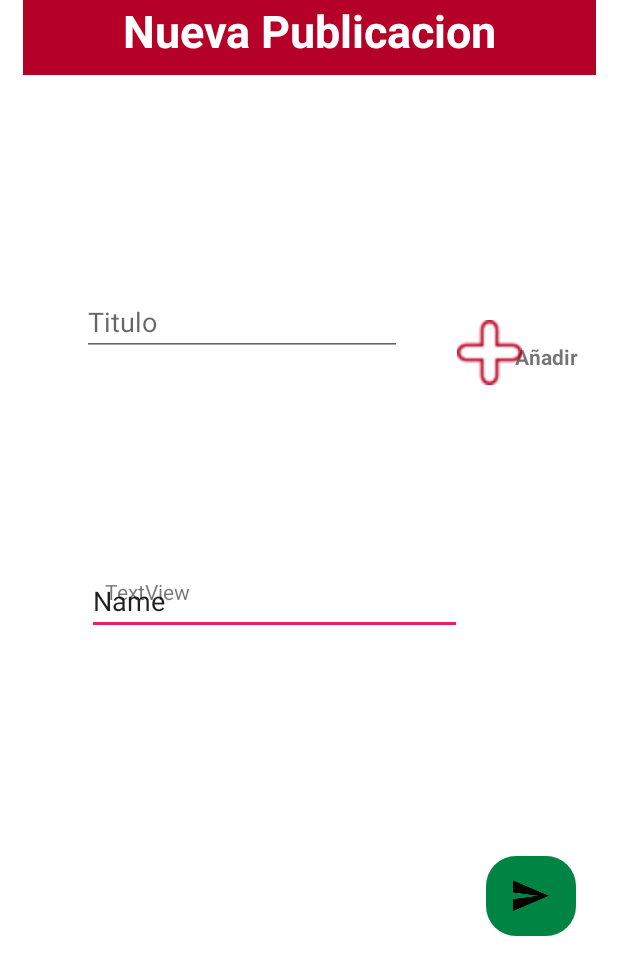
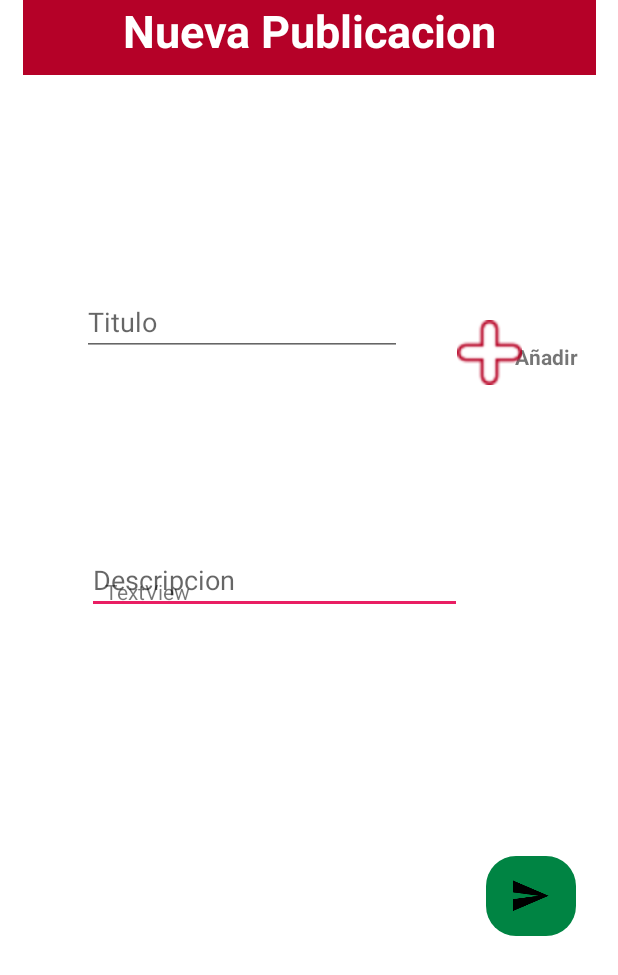
Before and after one commit to nelagalvez1984/AppIncarlopsa, an Android app: the layout activity_vcrear_nueva_publicacion.xml on its own in the app's theme, with its tools: preview values and no code run, on a phone screen of 412 x 824 dp. Shown: the top 975 px of the screen. Run offline under Robolectric (Android 15) with nearby library versions, the light colour scheme and no system bars.

Commit message:
crear nueva publicacion provisional

```diff
--- a/app/src/main/res/layout/activity_vcrear_nueva_publicacion.xml
+++ b/app/src/main/res/layout/activity_vcrear_nueva_publicacion.xml
@@ -32,14 +32,14 @@
         android:layout_marginStart="8dp"
         android:layout_marginTop="360dp"
         android:ems="10"
+        android:hint="Descripcion"
         android:inputType="textPersonName"
-        android:text="Name"
         app:layout_constraintBottom_toBottomOf="parent"
         app:layout_constraintEnd_toEndOf="parent"
         app:layout_constraintHorizontal_bias="1.0"
         app:layout_constraintStart_toStartOf="parent"
         app:layout_constraintTop_toTopOf="parent"
-        app:layout_constraintVertical_bias="0.044" />
+        app:layout_constraintVertical_bias="0.009" />
 
     <TextView
         android:id="@+id/txtanadir"
```
